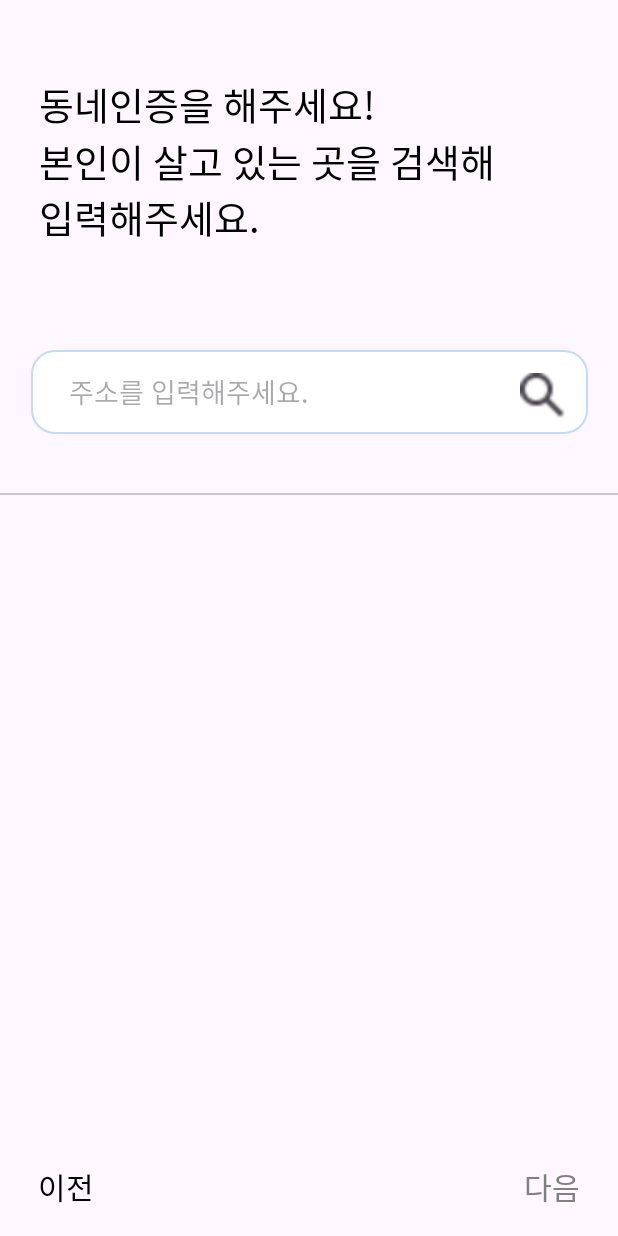
After one commit to SeLino98/TravelMaker, an Android app: the layout fragment_signup_location.xml on its own in the app's theme, with its tools: preview values and no code run, on a phone screen of 412 x 824 dp. The commit adds this screen. Run offline under Robolectric (Android 15) with nearby library versions, the phone set to English and light mode, and no system bars.

Commit message:
temp: 회원가입 동네 인증 구현중

```diff
--- /dev/null
+++ b/travelmaker_android/app/src/main/java/com/gumibom/travelmaker/ui/signup/SignupLocation.kt
@@ -0,0 +1,21 @@
+package com.gumibom.travelmaker.ui.signup
+
+import android.os.Bundle
+import android.view.LayoutInflater
+import android.view.View
+import android.view.ViewGroup
+import androidx.fragment.app.Fragment
+
+class SignupLocation : Fragment() {
+    override fun onCreateView(
+        inflater: LayoutInflater,
+        container: ViewGroup?,
+        savedInstanceState: Bundle?
+    ): View? {
+        return super.onCreateView(inflater, container, savedInstanceState)
+    }
+
+    override fun onViewCreated(view: View, savedInstanceState: Bundle?) {
+        super.onViewCreated(view, savedInstanceState)
+    }
+}
--- /dev/null
+++ b/travelmaker_android/app/src/main/res/drawable/background_location_edittext.xml
@@ -0,0 +1,11 @@
+<?xml version="1.0" encoding="utf-8"?>
+<shape xmlns:android="http://schemas.android.com/apk/res/android">
+    <solid android:color="#FFFFFF" /> <!-- 배경 색상을 원하는 색으로 지정 -->
+    <corners android:radius="15dp" /> <!-- radius 값을 15dp로 설정 -->
+
+    <!-- 테두리 색상을 원하는 색으로 지정 -->
+    <!-- 테두리 두께를 원하는 값으로 지정 -->
+    <stroke
+        android:color="@color/main_color"
+        android:width="1dp" />
+</shape>
--- a/travelmaker_android/app/src/main/res/font/font_family.xml
+++ b/travelmaker_android/app/src/main/res/font/font_family.xml
@@ -4,7 +4,7 @@
     <font
         android:font="@font/roboto_regular"
         android:fontStyle="normal"
-        android:fontWeight="300"
+        android:fontWeight="400"
         app:font="@font/roboto_regular"
         app:fontStyle="normal"
         app:fontWeight="400" />
--- /dev/null
+++ b/travelmaker_android/app/src/main/res/layout/fragment_signup_location.xml
@@ -0,0 +1,86 @@
+<?xml version="1.0" encoding="utf-8"?>
+<androidx.constraintlayout.widget.ConstraintLayout xmlns:android="http://schemas.android.com/apk/res/android"
+    xmlns:app="http://schemas.android.com/apk/res-auto"
+    android:layout_width="match_parent"
+    android:layout_height="match_parent">
+
+    <TextView
+        android:id="@+id/tv_signup_location_title1"
+        style="@style/Text.Title"
+        android:layout_width="wrap_content"
+        android:layout_height="wrap_content"
+        android:layout_marginStart="26dp"
+        android:layout_marginTop="50dp"
+        android:text="@string/signup_title"
+        app:layout_constraintStart_toStartOf="parent"
+        app:layout_constraintTop_toTopOf="parent" />
+
+    <TextView
+        android:id="@+id/tv_signup_location_title2"
+        style="@style/Text.Title"
+        android:layout_width="wrap_content"
+        android:layout_height="wrap_content"
+        android:text="@string/signup_title2"
+        app:layout_constraintStart_toStartOf="@id/tv_signup_location_title1"
+        app:layout_constraintTop_toBottomOf="@id/tv_signup_location_title1" />
+
+    <EditText
+        android:id="@+id/et_signup_location"
+        android:layout_width="371dp"
+        android:layout_height="56dp"
+        android:layout_marginTop="70dp"
+        android:background="@drawable/background_location_edittext"
+        android:hint="주소를 입력해주세요."
+        android:paddingStart="25dp"
+        android:paddingEnd="0dp"
+        app:layout_constraintEnd_toEndOf="parent"
+        app:layout_constraintStart_toStartOf="parent"
+        app:layout_constraintTop_toBottomOf="@id/tv_signup_location_title2" />
+
+    <ImageView
+        android:id="@+id/iv_signup_location_search"
+        android:layout_width="30dp"
+        android:layout_height="30dp"
+        android:layout_margin="15dp"
+        android:src="@drawable/ic_location_search"
+        app:layout_constraintEnd_toEndOf="@id/et_signup_location"
+        app:layout_constraintTop_toTopOf="@id/et_signup_location" />
+
+    <View
+        android:id="@+id/view_signup_seperate"
+        android:layout_width="match_parent"
+        android:layout_height="1dp"
+        android:layout_marginTop="50dp"
+        android:background="@color/black_a20"
+        app:layout_constraintTop_toBottomOf="@id/iv_signup_location_search" />
+
+    <androidx.recyclerview.widget.RecyclerView
+        android:layout_width="match_parent"
+        android:layout_height="0dp"
+        android:layout_marginBottom="10dp"
+        app:layoutManager="androidx.recyclerview.widget.LinearLayoutManager"
+        app:layout_constraintBottom_toTopOf="@id/tv_signup_location_previous"
+        app:layout_constraintTop_toBottomOf="@id/view_signup_seperate" />
+
+    <TextView
+        android:id="@+id/tv_signup_location_previous"
+        style="@style/Text.Regular20"
+        android:layout_width="wrap_content"
+        android:layout_height="wrap_content"
+        android:layout_marginStart="25dp"
+        android:layout_marginBottom="18dp"
+        android:text="@string/signup_previous"
+        app:layout_constraintBottom_toBottomOf="parent"
+        app:layout_constraintStart_toStartOf="parent" />
+
+    <TextView
+        android:id="@+id/tv_signup_location_next"
+        style="@style/Text.Regular20.gray"
+        android:layout_width="wrap_content"
+        android:layout_height="wrap_content"
+        android:layout_marginEnd="25dp"
+        android:text="@string/signup_next"
+        app:layout_constraintEnd_toEndOf="parent"
+        app:layout_constraintTop_toTopOf="@id/tv_signup_location_previous" />
+
+</androidx.constraintlayout.widget.ConstraintLayout>
--- /dev/null
+++ b/travelmaker_android/app/src/main/res/layout/item_location_list.xml
@@ -0,0 +1,9 @@
+<?xml version="1.0" encoding="utf-8"?>
+<androidx.constraintlayout.widget.ConstraintLayout xmlns:android="http://schemas.android.com/apk/res/android"
+    android:layout_width="match_parent"
+    android:layout_height="match_parent">
+
+
+
+
+</androidx.constraintlayout.widget.ConstraintLayout>
--- a/travelmaker_android/app/src/main/res/values/colors.xml
+++ b/travelmaker_android/app/src/main/res/values/colors.xml
@@ -1,6 +1,7 @@
 <?xml version="1.0" encoding="utf-8"?>
 <resources>
     <color name="black">#FF000000</color>
+    <color name="black_a20">#33000000</color>
     <color name="white">#FFFFFFFF</color>
     <color name="main_color">#C3DAF8</color>
     <color name="text_main_color">#5A6CB3</color>
--- a/travelmaker_android/app/src/main/res/values/strings.xml
+++ b/travelmaker_android/app/src/main/res/values/strings.xml
@@ -2,6 +2,8 @@
     <string name="app_name">travelmaker</string>
     <string name="signup_previous">이전</string>
     <string name="signup_next">다음</string>
+    <string name="signup_title">동네인증을 해주세요!</string>
+    <string name="signup_title2">본인이 살고 있는 곳을 검색해\n입력해주세요.</string>
 
 
 </resources>
--- a/travelmaker_android/app/src/main/res/values/styles.xml
+++ b/travelmaker_android/app/src/main/res/values/styles.xml
@@ -21,6 +21,17 @@
         <item name="android:fontFamily">@font/roboto_regular</item>
         <item name="android:textSize">24sp</item>
     </style>
+
+    <!-- 이전, 다음 TextView styles -->
+    <style name="Text.Regular20" parent="Text.Regular">
+        <item name="android:textSize">20sp</item>
+    </style>
+
+    <style name="Text.Regular20.gray" parent="Text.Regular">
+        <item name="android:textSize">20sp</item>
+        <item name="android:textColor">@color/light_gray</item>
+    </style>
+
 
 
     <!-- EditText에 입력될 값-->
```
Also changed, not shown: travelmaker_android/app/src/main/res/drawable/ic_location_search.png (added).
